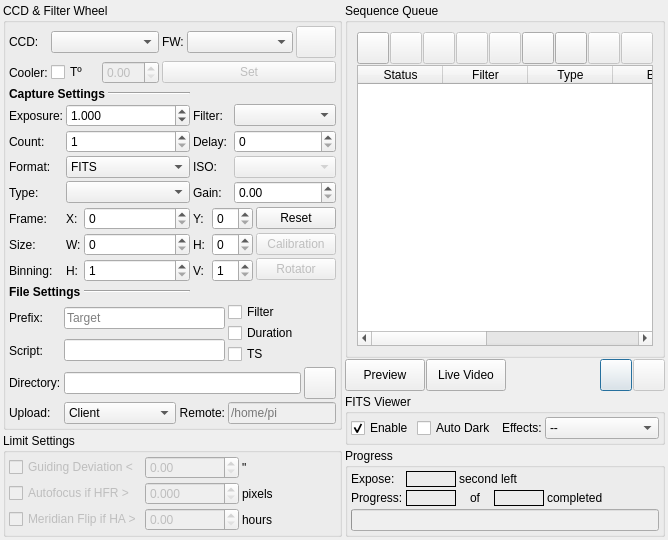
The window that kstars/ekos/capture/capture.ui (KDE/kstars) describes before a commit, drawn with Qt 5.
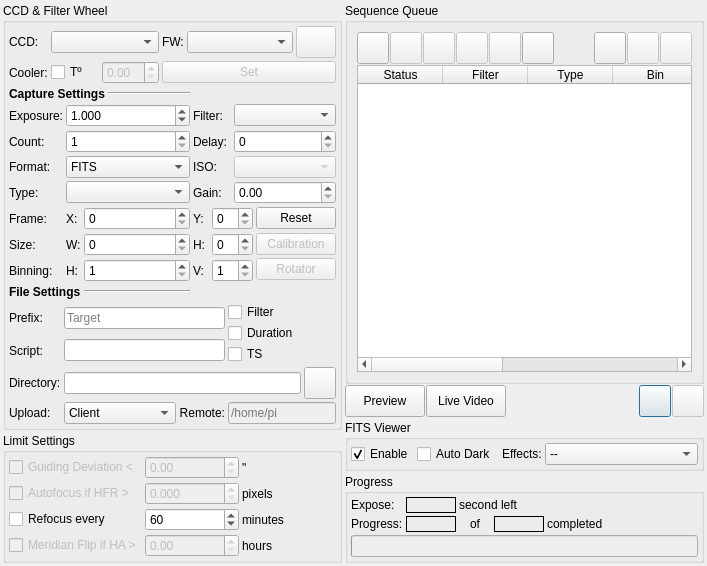
The same window after the commit.

Commit message: Added ability to have focus occur every N minutes during a capture sequence

What changed in the file:
```diff
--- a/kstars/ekos/capture/capture.ui
+++ b/kstars/ekos/capture/capture.ui
@@ -6,8 +6,8 @@
    <rect>
     <x>0</x>
     <y>0</y>
-    <width>662</width>
-    <height>517</height>
+    <width>707</width>
+    <height>554</height>
    </rect>
   </property>
   <layout class="QHBoxLayout" name="horizontalLayout_2" stretch="1,2">
@@ -970,7 +970,7 @@
         <property name="spacing">
          <number>3</number>
         </property>
-        <item row="2" column="1">
+        <item row="3" column="1">
          <widget class="QDoubleSpinBox" name="meridianHours">
           <property name="enabled">
            <bool>false</bool>
@@ -992,7 +992,7 @@
           </property>
          </widget>
         </item>
-        <item row="2" column="0">
+        <item row="3" column="0">
          <widget class="QCheckBox" name="meridianCheck">
           <property name="enabled">
            <bool>false</bool>
@@ -1098,7 +1098,7 @@
           </property>
          </widget>
         </item>
-        <item row="2" column="3">
+        <item row="3" column="3">
          <widget class="QLabel" name="textLabel1_2_6">
           <property name="toolTip">
            <string>Number of images to capture</string>
@@ -1111,6 +1111,33 @@
           </property>
          </widget>
         </item>
+        <item row="2" column="0">
+         <widget class="QCheckBox" name="refocusEveryNCheck">
+          <property name="text">
+           <string>Refocus every</string>
+          </property>
+         </widget>
+        </item>
+        <item row="2" column="1">
+         <widget class="QSpinBox" name="refocusEveryN">
+          <property name="minimum">
+           <number>1</number>
+          </property>
+          <property name="maximum">
+           <number>999</number>
+          </property>
+          <property name="value">
+           <number>60</number>
+          </property>
+         </widget>
+        </item>
+        <item row="2" column="3">
+         <widget class="QLabel" name="textLabel_1_2_7">
+          <property name="text">
+           <string>minutes</string>
+          </property>
+         </widget>
+        </item>
        </layout>
       </widget>
      </item>
```
Left out of the diff: 26 changed lines with no effect on the pictures. The commit also changes 3 other files.
